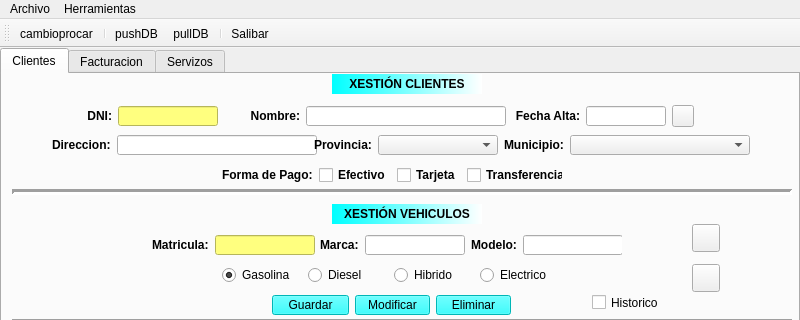
Before: the Qt Designer form QuintanaRanha/ventMain.ui in Martin-Quintana/Desenvolvemento-de-Interfaces, drawn with Qt 5; both pictures show x 0 to 800 and y 0 to 320 of the 800 by 620 pixel window.
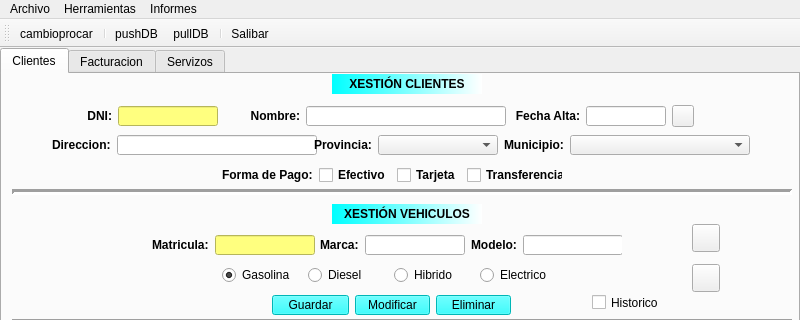
After: the same form once the commit is applied. Icons and pictures are not drawn.

```diff
--- a/QuintanaRanha/ventMain.ui
+++ b/QuintanaRanha/ventMain.ui
@@ -1038,9 +1038,18 @@
     <addaction name="separator"/>
     <addaction name="actionExportar_Datos"/>
     <addaction name="actionImportar_Datos"/>
+    <addaction name="separator"/>
+   </widget>
+   <widget class="QMenu" name="menuInformes">
+    <property name="title">
+     <string>Informes</string>
+    </property>
+    <addaction name="actionInformes_Clientes"/>
+    <addaction name="actionInforme_Vehiculos"/>
    </widget>
    <addaction name="menuArchivo"/>
    <addaction name="menuHerramientas"/>
+   <addaction name="menuInformes"/>
   </widget>
   <widget class="QStatusBar" name="statusbar"/>
   <widget class="QToolBar" name="toolBar">
```
Left out of the diff: 10 changed lines with no effect on the pictures.
